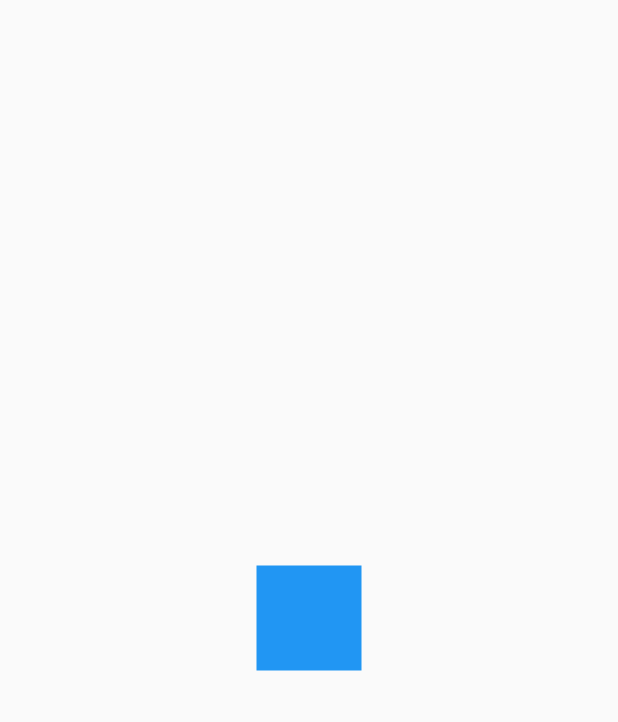
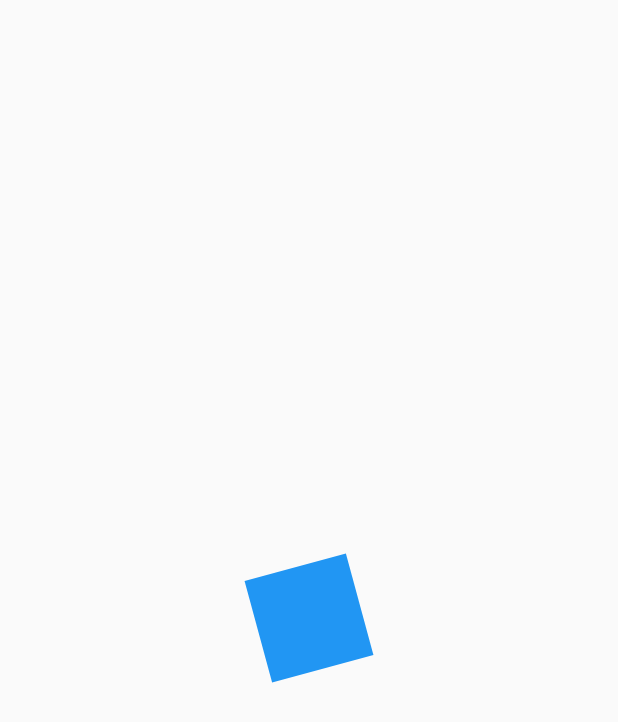
Before and after one commit to agusci21/disenios, a Flutter app: the screen it shows after launch, on a phone screen of 412 x 824 dp. Shown: the top 722 px of the screen. Run offline on Flutter 3.47's test engine with Material 2 defaults, Android fonts, the phone set to English and light mode, and no system bars.

Commit message:
animacion basica rotacion cuadrado

```diff
--- a/lib/src/pages/animaciones_page.dart
+++ b/lib/src/pages/animaciones_page.dart
@@ -20,10 +20,46 @@ class CuadradoAnimado extends StatefulWidget {
   _CuadradoAnimadoState createState() => _CuadradoAnimadoState();
 }
 
-class _CuadradoAnimadoState extends State<CuadradoAnimado> {
+class _CuadradoAnimadoState extends State<CuadradoAnimado> with SingleTickerProviderStateMixin{
+
+  late AnimationController animationController;
+  late Animation<double> rotacion;
+
+  @override
+  void initState() {
+
+    animationController = AnimationController(
+      vsync: this,
+      duration: Duration(milliseconds: 4000),
+    );
+    rotacion = Tween(begin: 0.0,end: 50.0).animate(animationController);
+
+    super.initState();
+  }
+
+  @override
+  void dispose() {
+    animationController.dispose();
+    super.dispose();
+  }
+
+
   @override
   Widget build(BuildContext context) {
-    return _Rectangulo();
+
+    animationController.forward();
+
+    return AnimatedBuilder(
+      animation: animationController,
+      child: null,
+      builder: (BuildContext context, Widget? child) {
+        print(rotacion.value);
+        return Transform.rotate(
+          angle: rotacion.value,
+          child: _Rectangulo()
+        ) ;
+      },
+    );
   }
 }
 
--- a/lib/src/widgets/headers_widgets.dart
+++ b/lib/src/widgets/headers_widgets.dart
@@ -42,6 +42,7 @@ class HeaderDiagonal extends StatelessWidget {
   }
 }
 
+// ignore: unused_element
 class _HeaderDiagonalPainter extends CustomPainter{
 
   @override
@@ -73,6 +74,7 @@ class _HeaderDiagonalPainter extends CustomPainter{
 
 }
 
+// ignore: unused_element
 class _HeaderTriangularPainter extends CustomPainter{
 
   @override
@@ -103,6 +105,7 @@ class _HeaderTriangularPainter extends CustomPainter{
 
 }
 
+// ignore: unused_element
 class _HeaderPicoPainter extends CustomPainter{
 
   @override
@@ -135,6 +138,7 @@ class _HeaderPicoPainter extends CustomPainter{
 
 }
 
+// ignore: unused_element
 class _HeaderCurvoPainter extends CustomPainter{
 
   @override
@@ -166,6 +170,7 @@ class _HeaderCurvoPainter extends CustomPainter{
 
 }
 
+// ignore: unused_element
 class _HeaderWavePainter extends CustomPainter{
 
   @override
```
